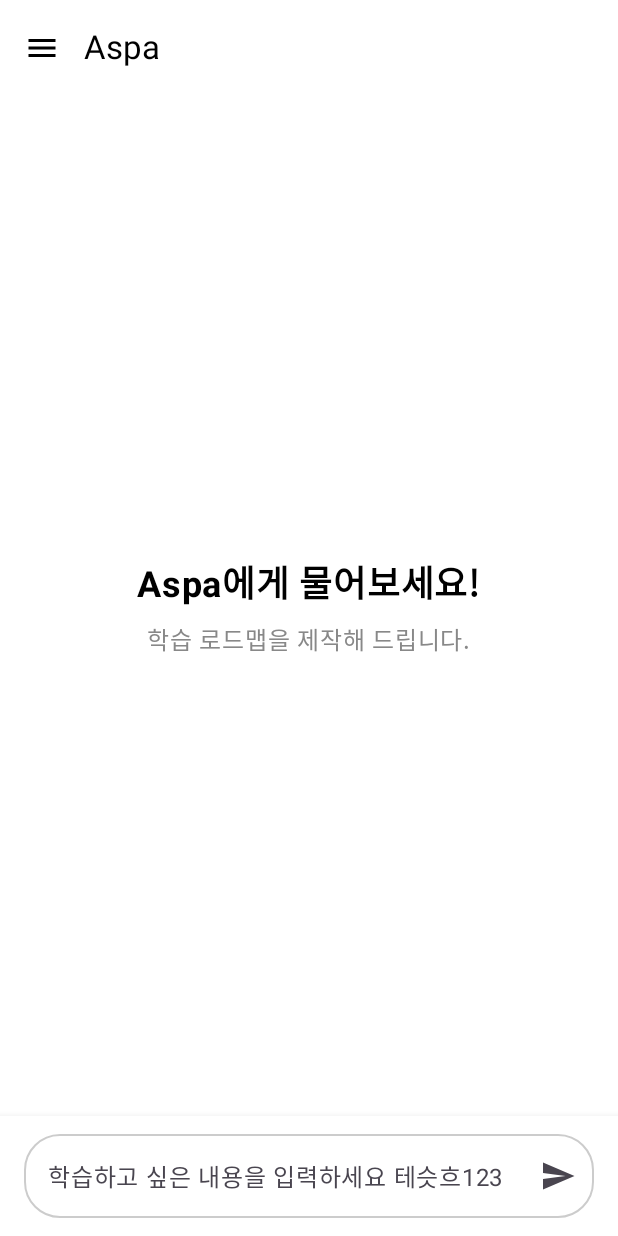
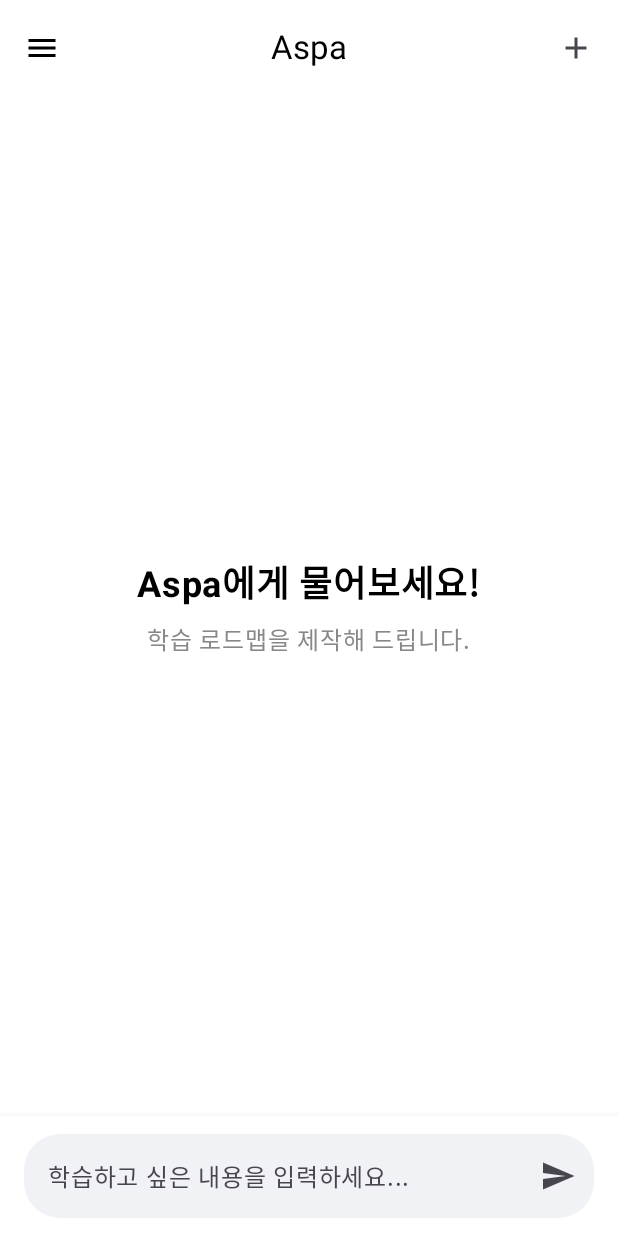
Before and after one commit to LIKELION-Android-Bootcamp-4th/MansBath, an Android app built with Jetpack Compose: the screen it shows after launch (MainActivity), on a phone screen of 412 x 824 dp. Run offline under Robolectric (Android 15) with nearby library versions, the phone set to English and light mode, and no system bars; 2 statements that could not run were skipped.

Commit message:
feat: 리뷰 1차 반영
질문창
- 선택지 버튼 컴포넌트 컬러 적용
- 유저 프로필 적용 ( 흰거 -> 사람 모양 )
- 유저 인풋 메시지창 디자인 변경 (피그마 본 반영)
- 새 질문 버튼 추가

```diff
--- a/app/src/main/java/com/aspa/aspa/features/home/HomeScreen.kt
+++ b/app/src/main/java/com/aspa/aspa/features/home/HomeScreen.kt
@@ -4,6 +4,7 @@
 import androidx.compose.foundation.layout.*
 import androidx.compose.foundation.shape.RoundedCornerShape
 import androidx.compose.material.icons.Icons
+import androidx.compose.material.icons.filled.Add
 import androidx.compose.material.icons.filled.Menu
 import androidx.compose.material3.*
 import androidx.compose.runtime.*
@@ -59,6 +60,7 @@
     var inputText by remember { mutableStateOf("") }
     val messages = remember { mutableStateListOf<UiChatMessage>() }
     var currentStep by remember { mutableIntStateOf(0) }
+    var activeConversationTitle by remember { mutableStateOf<String?>(null) }
 
     val chatStarted = messages.isNotEmpty()
     val isReportFinished by remember {
@@ -66,10 +68,18 @@
     }
     var followUpStep by remember { mutableIntStateOf(0) }
 
+    fun createNewChat() {
+        messages.clear()
+        currentStep = 0
+        followUpStep = 0
+        activeConversationTitle = null
+    }
+
     fun loadChatHistory(title: String) {
         val history = DummyData.dummyChatHistories[title] ?: return
 
         messages.clear()
+        activeConversationTitle = title
         val mappedMessages = history.mapIndexed { index, historyItem ->
             when (historyItem) {
                 is UserHistory -> {
@@ -78,8 +88,9 @@
                 is ModelHistory -> {
                     mapModelToUiMessage(historyItem.message, "history_${title}_model_$index")
                 }
+
                 else -> {
-                    throw IllegalArgumentException("알 수 없는 기록 아이템 형태: $historyItem")
+                    throw IllegalArgumentException("Unknown history item type");
                 }
             }
         }
@@ -91,8 +102,10 @@
         scope.launch {
             isLoading = true
             messages.clear()
+            activeConversationTitle = "새로운 질문" // 새 대화의 임시 제목
             val userMessage = UiUserMessage("user_0", null, initialQuestion)
             val assistantMessage = mapModelToUiMessage(DummyData.conversationFlow[0], "asst_0")
+
             val initialMessages = listOf(userMessage, assistantMessage)
             currentStep = 1
             delay(500L)
@@ -120,6 +133,13 @@
             drawerState = drawerState,
             drawerContent = {
                 HomeDrawerContent(
+                    /* A02 에 반영
+                    onCloseClick = {
+                        scope.launch {
+                            drawerState.close()
+                        }
+                    },
+                     */
                     onHistoryItemSelected = { title ->
                         loadChatHistory(title)
                         scope.launch {
@@ -131,7 +151,7 @@
         ) {
             Scaffold(
                 topBar = {
-                    TopAppBar(
+                    CenterAlignedTopAppBar(
                         title = { Text("Aspa") },
                         navigationIcon = {
                             IconButton(onClick = {
@@ -141,11 +161,19 @@
                             }) {
                                 Icon(
                                     imageVector = Icons.Default.Menu,
-                                    contentDescription = "Menu"
+                                    contentDescription = "메뉴"
                                 )
                             }
                         },
-                        colors = TopAppBarDefaults.topAppBarColors(
+                        actions = {
+                            IconButton(onClick = { createNewChat() }) {
+                                Icon(
+                                    imageVector = Icons.Default.Add,
+                                    contentDescription = "새 질문"
+                                )
+                            }
+                        },
+                        colors = TopAppBarDefaults.centerAlignedTopAppBarColors(
                             containerColor = MaterialTheme.colorScheme.background
                         )
                     )
@@ -170,7 +198,8 @@
                                     messages.add(userMessage)
                                     delay(1000L)
 
-                                    if (currentStep < DummyData.conversationFlow.size) {
+                                    // 새 대화 진행 로직
+                                    if (activeConversationTitle == "새로운 질문" && currentStep < DummyData.conversationFlow.size) {
                                         val assistantMessage = mapModelToUiMessage(
                                             modelMessage = DummyData.conversationFlow[currentStep],
                                             id = "asst_$currentStep"
--- a/app/src/main/java/com/aspa/aspa/features/home/components/UserInput.kt
+++ b/app/src/main/java/com/aspa/aspa/features/home/components/UserInput.kt
@@ -5,12 +5,7 @@
 import androidx.compose.foundation.shape.RoundedCornerShape
 import androidx.compose.material.icons.Icons
 import androidx.compose.material.icons.automirrored.filled.Send
-import androidx.compose.material3.Icon
-import androidx.compose.material3.IconButton
-import androidx.compose.material3.OutlinedTextField
-import androidx.compose.material3.OutlinedTextFieldDefaults
-import androidx.compose.material3.Surface
-import androidx.compose.material3.Text
+import androidx.compose.material3.*
 import androidx.compose.runtime.Composable
 import androidx.compose.ui.Modifier
 import androidx.compose.ui.graphics.Color
@@ -22,23 +17,32 @@
     onTextChanged: (String) -> Unit,
     onSendClicked: () -> Unit
 ) {
-    Surface(color = Color.White, shadowElevation = 8.dp) {
-        OutlinedTextField(
+    Surface(
+        color = MaterialTheme.colorScheme.background,
+        shadowElevation = 8.dp
+    ) {
+        TextField(
             value = text,
             onValueChange = onTextChanged,
             modifier = Modifier
                 .fillMaxWidth()
                 .padding(horizontal = 16.dp, vertical = 12.dp),
-            placeholder = { Text("학습하고 싶은 내용을 입력하세요 테슷흐123") },
+            placeholder = { Text("학습하고 싶은 내용을 입력하세요...") },
             trailingIcon = {
                 IconButton(onClick = onSendClicked) {
                     Icon(Icons.AutoMirrored.Filled.Send, contentDescription = "보내기")
                 }
             },
             shape = RoundedCornerShape(24.dp),
-            colors = OutlinedTextFieldDefaults.colors(
-                focusedBorderColor = Color.Gray,
-                unfocusedBorderColor = Color.LightGray
+            singleLine = true,
+            colors = TextFieldDefaults.colors(
+                // 입력창의 배경색을 이미지와 유사한 연한 회색으로 설정
+                focusedContainerColor = Color(0xFFF0F2F5),
+                unfocusedContainerColor = Color(0xFFF0F2F5),
+                // 포커스 됐을 때와 안됐을 때의 밑줄을 투명하게 처리
+                focusedIndicatorColor = Color.Transparent,
+                unfocusedIndicatorColor = Color.Transparent,
+                disabledIndicatorColor = Color.Transparent
             )
         )
     }
```
Also changed, not shown: app/src/main/java/com/aspa/aspa/features/home/components/ChatComponents.kt (+9 -5 lines).
